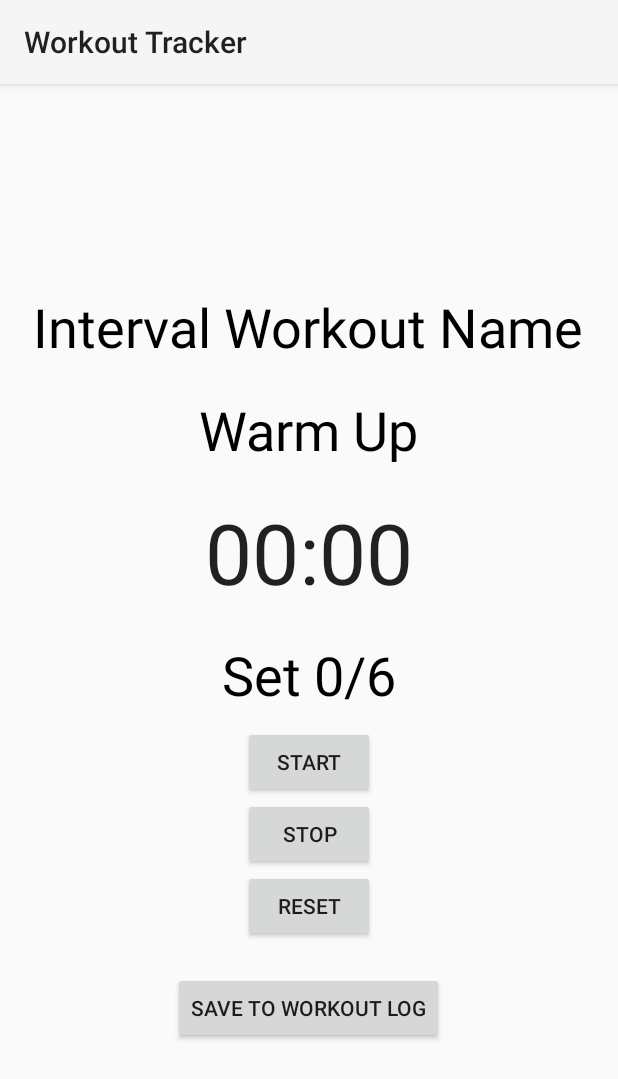
After one commit to jnmayo23/WorkoutTracker, an Android app: the fragment IntervalTimerFragment shown on its own in the app's theme, on a phone screen of 412 x 824 dp. The commit adds this screen. Shown: the top 1079 px of the screen. Run offline under Robolectric (Android 15) with nearby library versions, the phone set to English and light mode, and no system bars.

Commit message:
Interval Timer Layout

```diff
--- /dev/null
+++ b/app/src/main/java/edu/quinnipiac/workouttracker/IntervalTimerFragment.kt
@@ -0,0 +1,115 @@
+package edu.quinnipiac.workouttracker
+
+import android.os.Bundle
+import android.os.SystemClock
+import androidx.fragment.app.Fragment
+import android.view.LayoutInflater
+import android.view.View
+import android.view.ViewGroup
+import edu.quinnipiac.workouttracker.databinding.FragmentIntervalTimerBinding
+
+
+class IntervalTimerFragment : Fragment() {
+
+    private lateinit var binding: FragmentIntervalTimerBinding
+    var running = false // Is the chronometer running?
+    var offset: Long = 0 // The base offset for the chronometer
+
+    var warmUpTime = 10000;
+    var highIntensityTime = 0;
+    var lowIntensityTime = 0;
+    var coolDownTime = 0;
+    var numSets = 0;
+    var setCount = 0;
+    var state = 0
+    var lastPaused: Long = 0;
+
+    // Add key Strings for use with the Bundle
+    val OFFSET_KEY = "offset"
+    val RUNNING_KEY = "running"
+    val BASE_KEY = "base"
+
+    // Add key ints for interval state
+    val WARM_UP = 0
+    val HIGH_INTENSITY = 1
+    val LOW_INTENSITY = 2
+    val COOL_DOWN = 3
+
+    override fun onCreateView(inflater: LayoutInflater, container: ViewGroup?, savedInstanceState: Bundle?): View? {
+        binding = FragmentIntervalTimerBinding.inflate(inflater, container, false)
+        val view = binding.root
+
+        binding.intervalTimer.isCountDown = true
+
+//        // Restore the previous state
+//        if (savedInstanceState != null) {
+//            offset = savedInstanceState.getLong(OFFSET_KEY)
+//            running = savedInstanceState.getBoolean(RUNNING_KEY)
+//            if (running) {
+//                binding.intervalTimer.base = savedInstanceState.getLong(BASE_KEY)
+//                binding.intervalTimer.start()
+//            } else setBaseTime()
+//        }
+
+        binding.startButton.setOnClickListener {
+            if (!lastPaused.equals(0)) {
+                binding.intervalTimer.setBase(binding.intervalTimer.getBase() + SystemClock.elapsedRealtime() - lastPaused)
+            } else {
+                binding.intervalTimer.setBase(SystemClock.elapsedRealtime())
+            }
+        }
+
+        binding.stopButton.setOnClickListener {
+            lastPaused = SystemClock.elapsedRealtime()
+            binding.intervalTimer.stop()
+            binding.stopButton.setEnabled(false);
+            binding.startButton.setEnabled(true);
+        }
+
+        // The reset button sets the offset and stopwatch to 0
+        binding.resetButton.setOnClickListener {
+            binding.intervalTimer.stop()
+            binding.intervalTimer.setBase(SystemClock.elapsedRealtime())
+            lastPaused = 0
+            binding.startButton.setEnabled(true)
+            binding.stopButton.setEnabled(false)
+        }
+
+        return view
+    }
+
+    override fun onPause() {
+        super.onPause()
+        if (running) {
+            saveOffset()
+            binding.intervalTimer.stop()
+        }
+    }
+
+    override fun onResume() {
+        super.onResume()
+        if (running) {
+            setBaseTime()
+            binding.intervalTimer.start()
+            offset = 0
+        }
+    }
+
+    override fun onSaveInstanceState(savedInstanceState: Bundle) {
+        savedInstanceState.putLong(OFFSET_KEY, offset)
+        savedInstanceState.putBoolean(RUNNING_KEY, running)
+        savedInstanceState.putLong(BASE_KEY, binding.intervalTimer.base)
+        super.onSaveInstanceState(savedInstanceState)
+    }
+
+    // Update the stopwatch.base time, allowing for any offset
+    fun setBaseTime() {
+        binding.intervalTimer.base = SystemClock.elapsedRealtime() - offset
+    }
+
+    // Record the offset
+    fun saveOffset() {
+        offset = SystemClock.elapsedRealtime() - binding.intervalTimer.base
+    }
+
+}
--- a/app/src/main/java/edu/quinnipiac/workouttracker/StopwatchFragment.kt
+++ b/app/src/main/java/edu/quinnipiac/workouttracker/StopwatchFragment.kt
@@ -46,7 +46,7 @@ class StopwatchFragment : Fragment() {
         }
 
         // The pause button pauses the stopwatch
-        binding.pauseButton.setOnClickListener {
+        binding.stopButton.setOnClickListener {
             if (running) {
                 saveOffset()
                 binding.stopwatch.stop()
--- /dev/null
+++ b/app/src/main/res/layout/fragment_interval_timer.xml
@@ -0,0 +1,70 @@
+<?xml version="1.0" encoding="utf-8"?>
+<LinearLayout
+    xmlns:android="http://schemas.android.com/apk/res/android"
+    xmlns:tools="http://schemas.android.com/tools"
+    android:layout_width="match_parent"
+    android:layout_height="match_parent"
+    android:orientation="vertical"
+    android:gravity="center"
+    tools:context=".IntervalTimerFragment">
+
+    <TextView
+        android:id="@+id/interval_workout_name"
+        android:layout_width="wrap_content"
+        android:layout_height="wrap_content"
+        android:layout_margin="10dp"
+        android:text="Interval Workout Name"
+        android:textSize="36sp"
+        android:textColor="@color/black" />
+
+    <TextView
+        android:id="@+id/interval_state"
+        android:layout_width="wrap_content"
+        android:layout_height="wrap_content"
+        android:layout_margin="10dp"
+        android:text="Warm Up"
+        android:textSize="36sp"
+        android:textColor="@color/black" />
+
+    <Chronometer
+        android:id="@+id/interval_timer"
+        android:layout_width="wrap_content"
+        android:layout_height="wrap_content"
+        android:layout_margin="10dp"
+        android:textSize="56sp" />
+
+    <TextView
+        android:id="@+id/set_count"
+        android:layout_width="wrap_content"
+        android:layout_height="wrap_content"
+        android:layout_margin="10dp"
+        android:text="Set 0/6"
+        android:textSize="36sp"
+        android:textColor="@color/black" />
+
+    <Button
+        android:id="@+id/start_button"
+        android:layout_width="wrap_content"
+        android:layout_height="wrap_content"
+        android:text="Start" />
+
+    <Button
+        android:id="@+id/stop_button"
+        android:layout_width="wrap_content"
+        android:layout_height="wrap_content"
+        android:text="Stop" />
+
+    <Button
+        android:id="@+id/reset_button"
+        android:layout_width="wrap_content"
+        android:layout_height="wrap_content"
+        android:text="Reset" />
+
+    <Button
+        android:id="@+id/save_button"
+        android:layout_width="wrap_content"
+        android:layout_height="wrap_content"
+        android:layout_marginTop="20dp"
+        android:text="Save to Workout Log" />
+
+</LinearLayout>
--- a/app/src/main/res/layout/fragment_stopwatch.xml
+++ b/app/src/main/res/layout/fragment_stopwatch.xml
@@ -22,7 +22,7 @@
         android:text="Start" />
 
     <Button
-        android:id="@+id/pause_button"
+        android:id="@+id/stop_button"
         android:layout_width="wrap_content"
         android:layout_height="wrap_content"
         android:text="Stop" />
```
